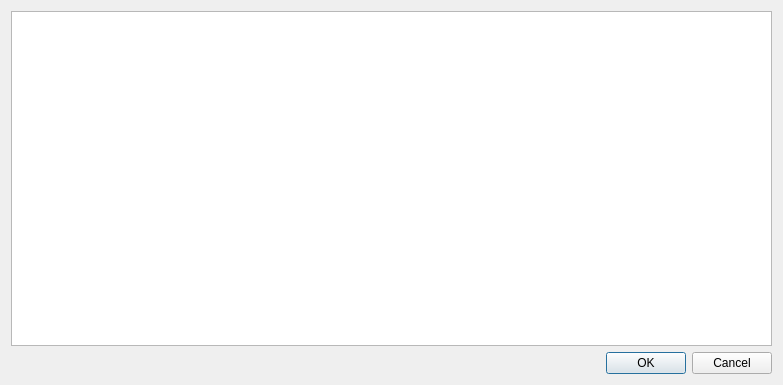
First picture: the form in interface/Ui_rgtDialog.ui, repository Marvin84/reg-gen, before the edit.
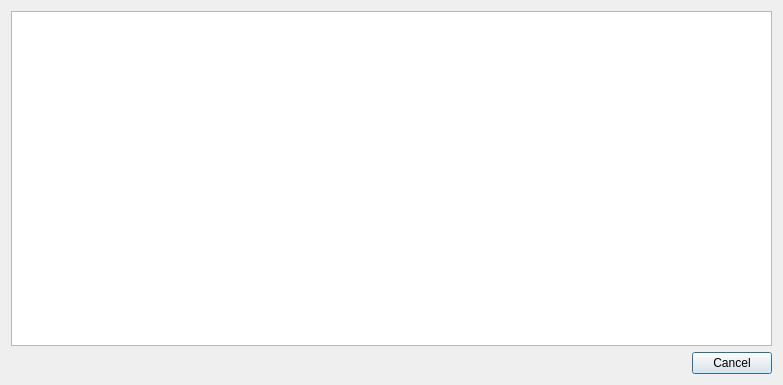
Second picture: the form after the edit.

The edit to the form file:
```diff
--- a/interface/Ui_rgtDialog.ui
+++ b/interface/Ui_rgtDialog.ui
@@ -23,7 +23,7 @@
       <enum>Qt::Horizontal</enum>
      </property>
      <property name="standardButtons">
-      <set>QDialogButtonBox::Cancel|QDialogButtonBox::Ok</set>
+      <set>QDialogButtonBox::Cancel</set>
      </property>
     </widget>
    </item>
```
Left out of the diff: 12 changed lines with no effect on the pictures.
